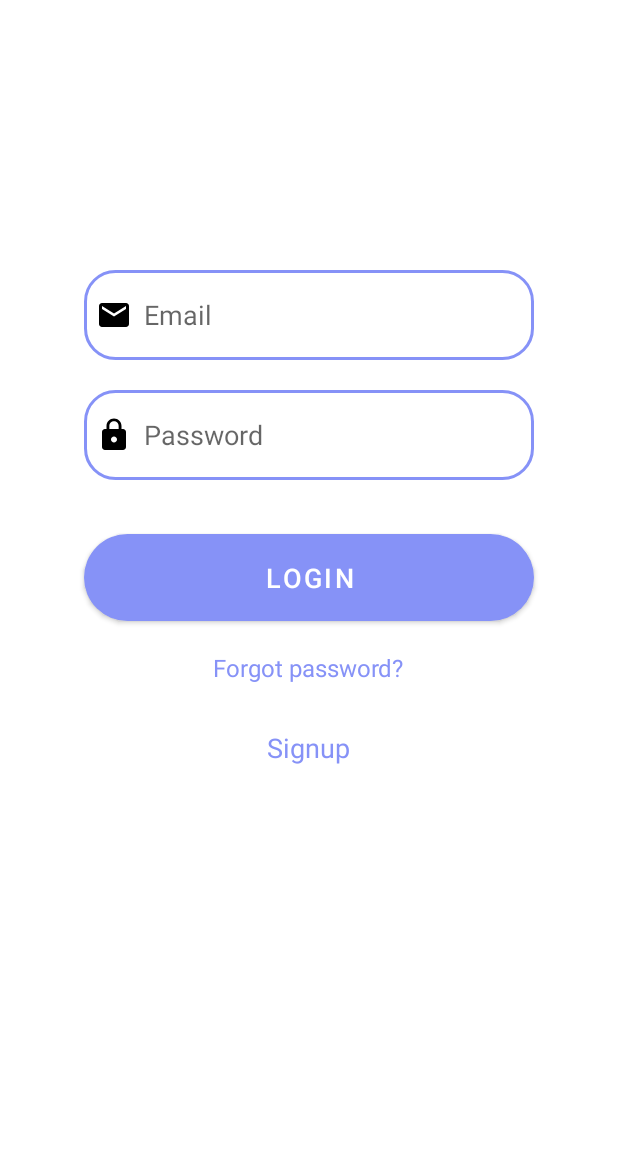
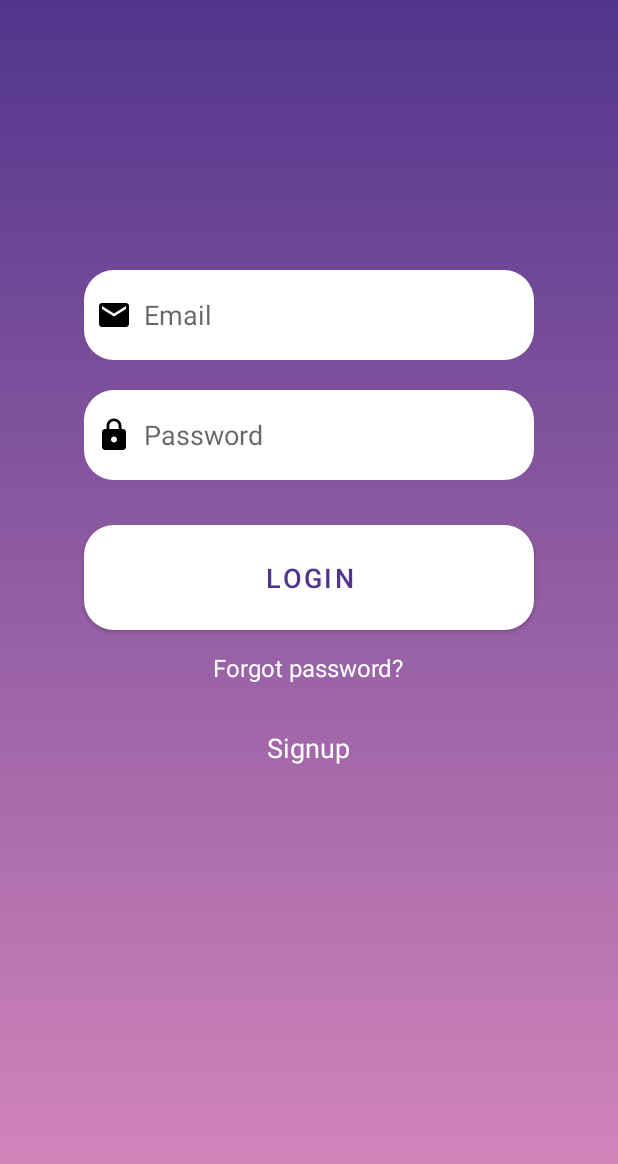
Before and after one commit to waterextract/Projekt_Inzynieria_Oprogramowania, an Android app: the screen it shows after launch (LoginActivity), on a phone screen of 412 x 824 dp. Shown: the top 1164 px of the screen. Run offline under Robolectric (Android 15) with nearby library versions, the phone set to English and light mode, and no system bars; our stand-ins replace Firebase (no records; nobody signed in at launch, a user with empty details on screens opened directly).

Commit message:
Initial Commit

```diff
--- a/app/src/main/res/layout/activity_add_photo.xml
+++ b/app/src/main/res/layout/activity_add_photo.xml
@@ -5,7 +5,8 @@
     android:id="@+id/main"
     android:layout_width="match_parent"
     android:layout_height="match_parent"
-    tools:context=".AddPhotoActivity">
+    tools:context=".AddPhotoActivity"
+    android:background="@drawable/gradient_background">
 
     <Button
         android:id="@+id/addPhoto"
@@ -15,6 +16,7 @@
         android:text="SEND PHOTO"
         app:layout_constraintEnd_toEndOf="parent"
         app:layout_constraintStart_toStartOf="parent"
-        tools:layout_editor_absoluteY="120dp" />
+        tools:layout_editor_absoluteY="120dp"
+        tools:ignore="MissingConstraints" />
 
 </androidx.constraintlayout.widget.ConstraintLayout>
--- a/app/src/main/res/layout/activity_add_quest.xml
+++ b/app/src/main/res/layout/activity_add_quest.xml
@@ -6,7 +6,8 @@
     android:id="@+id/main"
     android:layout_width="match_parent"
     android:layout_height="match_parent"
-    tools:context=".AddQuestActivity">
+    tools:context=".AddQuestActivity"
+    android:background="@drawable/gradient_background">
 
     <EditText
         android:id="@+id/pytanie"
@@ -29,6 +30,7 @@
         android:minHeight="50dp"
         android:text="SUBBMIT"
         android:textAllCaps="false"
-        android:textColor="@color/white" />
+        android:background="@drawable/rounded_corner"
+        android:textColor="@color/dark_purple" />
 
 </RelativeLayout>
--- a/app/src/main/res/layout/activity_answer.xml
+++ b/app/src/main/res/layout/activity_answer.xml
@@ -5,6 +5,7 @@
     android:id="@+id/main"
     android:layout_width="match_parent"
     android:layout_height="match_parent"
+    android:background="@drawable/gradient_background"
     tools:context=".AnswerActivity">
 
 
--- a/app/src/main/res/layout/activity_join_room.xml
+++ b/app/src/main/res/layout/activity_join_room.xml
@@ -5,6 +5,7 @@
     android:id="@+id/main"
     android:layout_width="match_parent"
     android:layout_height="match_parent"
+    android:background="@drawable/gradient_background"
     tools:context=".JoinRoom">
 
     <Button
--- a/app/src/main/res/layout/activity_lobby.xml
+++ b/app/src/main/res/layout/activity_lobby.xml
@@ -1,7 +1,8 @@
 <?xml version="1.0" encoding="utf-8"?>
 <RelativeLayout xmlns:android="http://schemas.android.com/apk/res/android"
     android:layout_width="match_parent"
-    android:layout_height="match_parent">
+    android:layout_height="match_parent"
+    android:background="@drawable/gradient_background">
 
     <TextView
         android:id="@+id/roomIdTextView"
--- a/app/src/main/res/layout/activity_login.xml
+++ b/app/src/main/res/layout/activity_login.xml
@@ -5,7 +5,8 @@
     android:layout_width="match_parent"
     android:layout_height="match_parent"
     android:orientation="vertical"
-    tools:context=".LoginActivity">
+    tools:context=".LoginActivity"
+    android:background="@drawable/gradient_background">
 
     <ScrollView
         android:layout_width="match_parent"
@@ -28,7 +29,7 @@
                     android:layout_width="300dp"
                     android:layout_height="60dp"
                     android:layout_marginTop="30dp"
-                    android:background="@drawable/lavender_border"
+                    android:background="@drawable/rounded_corner"
                     android:drawableLeft="@drawable/baseline_email_24"
                     android:drawablePadding="8dp"
                     android:hint="Email"
@@ -41,7 +42,7 @@
                     android:layout_width="300dp"
                     android:layout_height="60dp"
                     android:layout_marginTop="20dp"
-                    android:background="@drawable/lavender_border"
+                    android:background="@drawable/rounded_corner"
                     android:drawableLeft="@drawable/baseline_lock_24"
                     android:drawablePadding="8dp"
                     android:hint="Password"
@@ -57,6 +58,7 @@
                     android:layout_height="70dp"
                     android:layout_marginTop="30dp"
                     android:text="Login"
+                    android:background="@drawable/rounded_corner"
                     android:textSize="18sp"
                     android:layout_gravity="center"
                     app:cornerRadius="30dp" />
@@ -69,7 +71,7 @@
                     android:layout_marginTop="6dp"
                     android:padding="8dp"
                     android:text="Forgot password?"
-                    android:textColor="@color/lavender"
+                    android:textColor="@color/white"
                     android:textSize="16sp" />
 
                 <TextView
@@ -80,7 +82,7 @@
                     android:layout_marginTop="14dp"
                     android:padding="8dp"
                     android:text="Signup"
-                    android:textColor="@color/lavender"
+                    android:textColor="@color/white"
                     android:textSize="18sp" />
 
             </LinearLayout>
--- a/app/src/main/res/layout/activity_main.xml
+++ b/app/src/main/res/layout/activity_main.xml
@@ -19,7 +19,7 @@
             android:layout_height="56dp"
             android:id="@+id/toolbar"
             android:elevation="4dp"
-            android:background="@color/lavender"
+            android:background="@color/dark_purple"
             android:theme="@style/ThemeOverlay.AppCompat.Dark.ActionBar"
             android:popupTheme="@style/ThemeOverlay.AppCompat.Light"/>
         <FrameLayout
@@ -34,7 +34,7 @@
         android:layout_gravity="start"
         app:headerLayout="@layout/nav_header"
         app:menu="@menu/nav_menu"
-        app:itemIconTint="@color/lavender"
-        app:itemTextColor="@color/lavender"/>
+        app:itemIconTint="@color/pink"
+        app:itemTextColor="@color/dark_purple"/>
 
 </androidx.drawerlayout.widget.DrawerLayout>
--- a/app/src/main/res/layout/activity_photo.xml
+++ b/app/src/main/res/layout/activity_photo.xml
@@ -5,6 +5,7 @@
     android:id="@+id/main"
     android:layout_width="match_parent"
     android:layout_height="match_parent"
+    android:background="@drawable/gradient_background"
     tools:context=".PhotoActivity">
 
     <TextView
@@ -12,8 +13,8 @@
         android:layout_height="wrap_content"
         android:textSize="18sp"
         android:padding="16dp"
-        android:textColor="@android:color/black"
-        android:text="UPODOBNIJ SIĘ DO ZJĘCIA NAJLEPIEJ JAK POTRAFISZ!"
+        android:textColor="@android:color/white"
+        android:text="UPODOBNIJ SIĘ DO ZDJĘCIA NAJLEPIEJ JAK POTRAFISZ!"
         android:gravity="center"
         android:layout_marginTop="16dp"
         />
--- a/app/src/main/res/layout/activity_question.xml
+++ b/app/src/main/res/layout/activity_question.xml
@@ -5,6 +5,7 @@
     android:id="@+id/main"
     android:layout_width="match_parent"
     android:layout_height="match_parent"
+    android:background="@drawable/gradient_background"
     tools:context=".QuestionActivity">
 
 
--- a/app/src/main/res/layout/activity_room.xml
+++ b/app/src/main/res/layout/activity_room.xml
@@ -5,6 +5,7 @@
     xmlns:tools="http://schemas.android.com/tools"
     android:layout_width="match_parent"
     android:layout_height="match_parent"
+    android:background="@drawable/gradient_background"
     tools:context=".MakeRoom"
     >
 
--- a/app/src/main/res/layout/activity_signup.xml
+++ b/app/src/main/res/layout/activity_signup.xml
@@ -5,6 +5,7 @@
     xmlns:tools="http://schemas.android.com/tools"
     android:layout_width="match_parent"
     android:layout_height="match_parent"
+    android:background="@drawable/gradient_background"
     tools:context=".SignupActivity">
 
     <LinearLayout
@@ -90,7 +91,7 @@
                 android:padding="8dp"
                 android:layout_marginTop="8dp"
                 android:textSize="18sp"
-                android:textColor="@color/lavender"/>
+                android:textColor="@color/white"/>
 
 
 
--- a/app/src/main/res/layout/fragment_profile.xml
+++ b/app/src/main/res/layout/fragment_profile.xml
@@ -4,6 +4,7 @@
     xmlns:tools="http://schemas.android.com/tools"
     android:layout_width="match_parent"
     android:layout_height="match_parent"
+    android:background="@drawable/gradient_background"
     tools:context=".ProfileFragment">
 
 
@@ -11,7 +12,7 @@
     <RelativeLayout
         android:layout_width="match_parent"
         android:layout_height="?actionBarSize"
-        android:background="@color/lavender">
+        android:background="@color/dark_purple">
 
 
     <ImageButton
@@ -83,7 +84,7 @@
         android:layout_marginBottom="120dp"
         android:text="USERNAME"
         android:textSize="20dp"
-        android:textColor="@color/black"
+        android:textColor="@color/white"
         android:textStyle="bold" />
     </LinearLayout>
 
--- a/app/src/main/res/layout/player_item.xml
+++ b/app/src/main/res/layout/player_item.xml
@@ -16,6 +16,7 @@
         android:layout_width="wrap_content"
         android:layout_height="wrap_content"
         android:layout_marginStart="8dp"
+        android:layout_marginTop="6dp"
         android:text="Username"
         android:textSize="16sp" />
 
--- a/app/src/main/res/values/colors.xml
+++ b/app/src/main/res/values/colors.xml
@@ -8,6 +8,7 @@
     <color name="black">#FF000000</color>
     <color name="lavender">#8692f7</color>
     <color name="dark_purple">#51358C</color>
+    <color name="pink">#D989BD</color>
     <color name="grey">#ff424242</color>
     <color name="white">#FFFFFFFF</color>
 </resources>
--- a/app/src/main/res/values/themes.xml
+++ b/app/src/main/res/values/themes.xml
@@ -2,9 +2,9 @@
     <!-- Base application theme. -->
     <style name="Theme.Apka" parent="Theme.MaterialComponents.DayNight.NoActionBar">
         <!-- Primary brand color. -->
-        <item name="colorPrimary">@color/lavender</item>
-        <item name="colorPrimaryVariant">@color/lavender</item>
-        <item name="colorOnPrimary">@color/white</item>
+        <item name="colorPrimary">@color/white</item>
+        <item name="colorPrimaryVariant">@color/dark_purple</item>
+        <item name="colorOnPrimary">@color/dark_purple</item>
         <!-- Secondary brand color. -->
         <item name="colorSecondary">@color/teal_200</item>
         <item name="colorSecondaryVariant">@color/teal_700</item>
@@ -17,7 +17,7 @@
     <style name="Theme.MainActivity" parent="Theme.MaterialComponents.DayNight.NoActionBar">
         <!-- Primary brand color. -->
         <item name="colorPrimary">@color/white</item>
-        <item name="colorPrimaryVariant">@color/lavender</item>
+        <item name="colorPrimaryVariant">@color/dark_purple</item>
         <item name="colorOnPrimary">@color/white</item>
         <!-- Secondary brand color. -->
         <item name="colorSecondary">@color/teal_200</item>
```
Also changed, not shown: app/src/main/java/com/juliaijustyna/apka/AddPhotoActivity.kt (+0 -8 lines).
